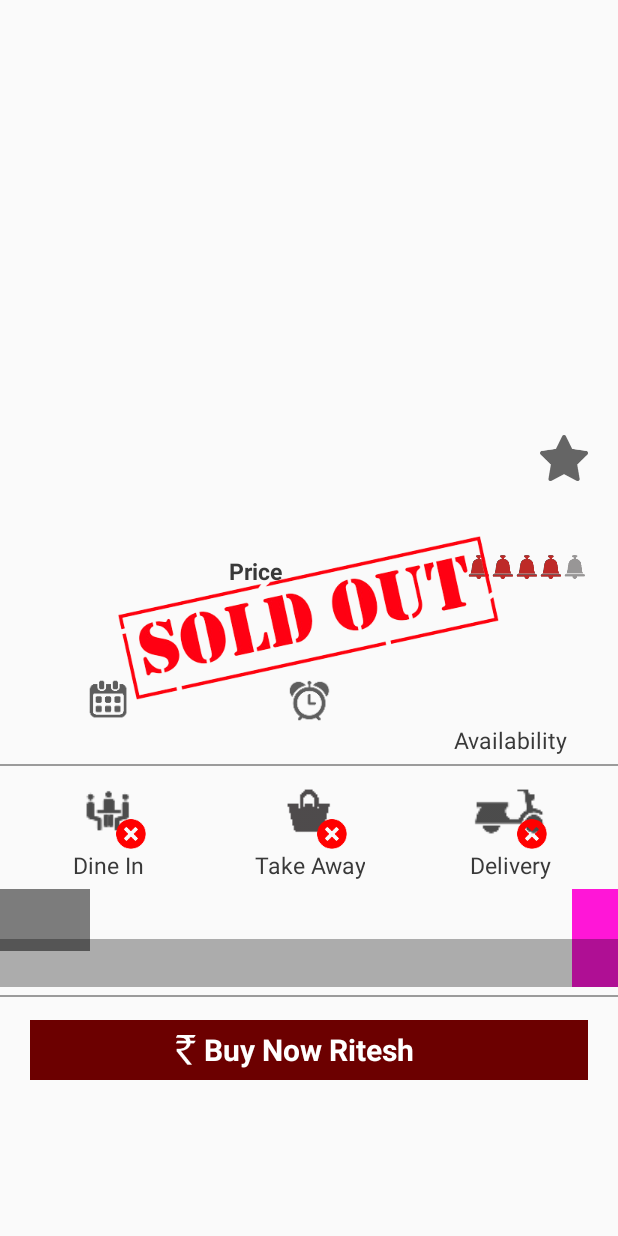
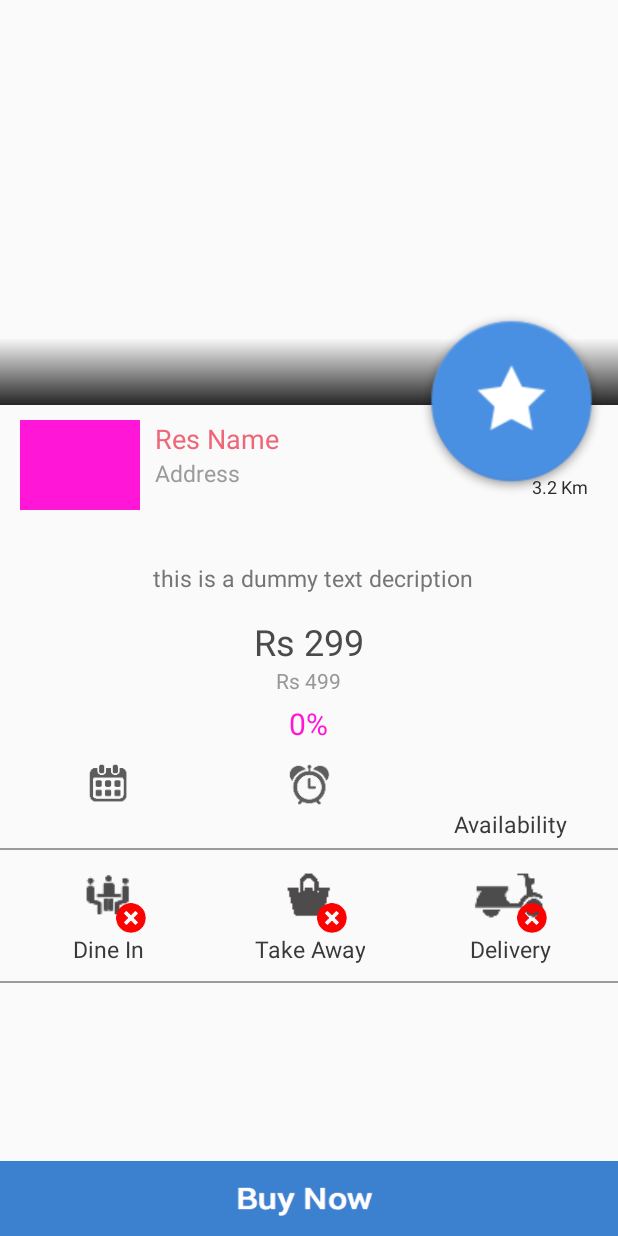
Before and after one commit to Yuva11/hb_android, an Android app: the layout adapter_viewflow.xml on its own in the app's theme, with its tools: preview values and no code run, on a phone screen of 412 x 824 dp. Run offline under Robolectric (Android 15) with nearby library versions, the phone set to English and light mode, and no system bars; network calls fail.

Commit message:
Best Pick Detail work in progress

```diff
--- a/app/src/main/java/com/HungryBells/activity/DealsActivity.java
+++ b/app/src/main/java/com/HungryBells/activity/DealsActivity.java
@@ -150,6 +150,8 @@ public class DealsActivity extends UserActivity implements
             finish();
         }
     }
+
+
     /*
     * get location longitude & latitude from user
     * Searching deals
@@ -491,6 +493,23 @@ public class DealsActivity extends UserActivity implements
         viewadvertisement.putExtras(bundle);
         startActivitiesUser(viewadvertisement, this);
     }
+
+
+
+    /*
+    * Navigate to dealsview page
+    * parcelling current index to set page
+    * */
+    public void dealsViewPage(int index) {
+        Intent viewDeals = new Intent(this, ViewDealsActivity.class);
+        Bundle bundle = new Bundle();
+        bundle.putSerializable("Deals", index);
+        viewDeals.putExtras(bundle);
+        appState.setSelectedItem(0);
+        startActivitiesUser(viewDeals, this);
+    }
+
+
     /*
     * Navigate to couponview  page
     * parcelling current index to set page
@@ -504,18 +523,7 @@ public class DealsActivity extends UserActivity implements
         startActivitiesUser(viewCoupons, this);
     }
 
-/*
-* Navigate to dealsview page
-* parcelling current index to set page
-* */
-    public void dealsViewPage(int index) {
-        Intent viewDeals = new Intent(this, ViewDealsActivity.class);
-        Bundle bundle = new Bundle();
-        bundle.putSerializable("Deals", index);
-        viewDeals.putExtras(bundle);
-        appState.setSelectedItem(0);
-        startActivitiesUser(viewDeals, this);
-    }
+
   /* Concrete method from useractivity used to receive datas from HB Server*/
     @Override
     public void processMessage(Bundle message, ServiceListenerType what) {
--- /dev/null
+++ b/app/src/main/res/drawable/round_rect_off_percentage.xml
@@ -0,0 +1,13 @@
+<?xml version="1.0" encoding="utf-8"?>
+<selector xmlns:android="http://schemas.android.com/apk/res/android">
+    <shape xmlns:android="http://schemas.android.com/apk/res/android"
+        android:shape="rectangle" >
+
+        <solid android:color="#ff3bda04" />
+        <corners
+            android:bottomLeftRadius="8dp"
+            android:bottomRightRadius="8dp"
+            android:topLeftRadius="8dp"
+            android:topRightRadius="8dp" />
+    </shape>
+</selector>
--- a/app/src/main/res/layout/activity_viewcoupon.xml
+++ b/app/src/main/res/layout/activity_viewcoupon.xml
@@ -8,14 +8,17 @@
     <RelativeLayout
         android:layout_width="match_parent"
         android:layout_height="fill_parent"
-        android:layout_marginBottom="60dp" >
+        android:layout_marginBottom="48dp" >
 
         <android.support.v4.view.ViewPager
             android:id="@+id/pager"
             android:layout_width="match_parent"
-            android:layout_height="match_parent" >
+            android:layout_height="match_parent"
+            android:layout_alignParentBottom="true">
         </android.support.v4.view.ViewPager>
     </RelativeLayout>
+
+
 
     <LinearLayout
         android:layout_width="match_parent"
@@ -94,4 +97,6 @@
         </LinearLayout>
     </LinearLayout>
 
+
+
 </RelativeLayout>
--- a/app/src/main/res/layout/adapter_viewflow.xml
+++ b/app/src/main/res/layout/adapter_viewflow.xml
@@ -7,17 +7,41 @@
     <RelativeLayout
         android:id="@+id/viewfullLayoyt"
         android:layout_width="match_parent"
-        android:layout_height="match_parent" >
+        android:layout_height="fill_parent"
+        android:layout_marginBottom="48dp" >
 
         <ScrollView
             android:layout_width="match_parent"
             android:layout_height="match_parent"
             android:layout_alignParentLeft="true" >
 
+            <RelativeLayout
+                android:layout_width="fill_parent"
+                android:layout_height="fill_parent">
+
                 <LinearLayout
                     android:layout_width="match_parent"
                     android:layout_height="wrap_content"
                     android:orientation="vertical" >
+
+                    <RelativeLayout
+                        android:layout_width="wrap_content"
+                        android:layout_height="270dp">
+
+                        <ImageView
+                            android:id="@+id/imageViewitemimg"
+                            android:layout_width="match_parent"
+                            android:layout_height="270dp"
+                            android:scaleType="centerCrop" />
+
+                        <View
+                            android:layout_width="match_parent"
+                            android:layout_height="45dp"
+                            android:layout_marginTop="225dp"
+                            android:alpha="0.95"
+                            android:background="@drawable/gradiant_black_to_transparent"/>
+
+                    </RelativeLayout>
 
                     <!--
                     <com.HungryBells.util.ScaledImageView
@@ -26,11 +50,7 @@
                         android:layout_height="250dp"
                         android:scaleType="centerCrop"/>
                         -->
-                <ImageView
-                    android:id="@+id/imageViewitemimg"
-                    android:layout_width="match_parent"
-                    android:layout_height="270dp"
-                    android:scaleType="centerCrop"/>
+
 
                     <LinearLayout
                         android:layout_width="match_parent"
@@ -38,15 +58,16 @@
                         android:baselineAligned="false"
                         android:orientation="horizontal"
                         android:paddingLeft="3dp"
-                    >
+                        android:layout_marginTop="10dp">
 
                         <ImageView
                             android:id="@+id/imageViewviewlogo"
-                        android:layout_width="match_parent"
-                        android:layout_height="match_parent"
-                        android:layout_weight="3"
-                        android:adjustViewBounds="true"
-                        android:contentDescription="@string/app_name" />
+                            android:layout_width="80dp"
+                            android:layout_height="60dp"
+                            android:adjustViewBounds="false"
+                            android:contentDescription="@string/app_name"
+                            android:layout_marginLeft="10dp"
+                            android:background="#ffff16d7" />
 
                         <LinearLayout
                             android:layout_width="match_parent"
@@ -58,34 +79,24 @@
                                 android:layout_width="match_parent"
                                 android:layout_height="match_parent" >
 
-                            <ImageView
-                                android:id="@+id/imageViewfavrest"
-                                android:layout_width="wrap_content"
-                                android:layout_height="wrap_content"
-                                android:layout_alignParentRight="true"
-                                android:layout_marginRight="10dp"
-                                android:layout_marginTop="10dp"
-                                android:contentDescription="@string/app_name"
-                                android:padding="10dp"
-                                android:src="@drawable/favunstar" />
-
                                 <LinearLayout
-                                android:layout_width="match_parent"
+                                    android:layout_width="180dp"
                                     android:layout_height="wrap_content"
                                     android:layout_alignParentLeft="true"
-                                android:layout_margin="5dp"
-                                android:layout_toLeftOf="@+id/imageViewfavrest"
+
                                     android:orientation="vertical"
-                                android:paddingBottom="5dp" >
+                                    android:paddingBottom="5dp"
+                                    android:layout_marginLeft="10dp">
 
                                     <TextView
                                         android:id="@+id/textViewRestName"
                                         android:layout_width="wrap_content"
                                         android:layout_height="wrap_content"
                                         android:singleLine="true"
-                                    android:textColor="#d21615"
+                                        android:textColor="#ED6778"
                                         android:textSize="18sp"
-                                    android:textStyle="bold" />
+                                        android:textStyle="normal"
+                                        android:text="Res Name" />
 
                                     <TextView
                                         android:id="@+id/textViewRestaddress"
@@ -93,9 +104,29 @@
                                         android:layout_height="wrap_content"
                                         android:maxLines="3"
                                         android:minLines="3"
-                                    android:textColor="#676767"
-                                    android:textSize="15sp" />
+                                        android:textColor="#ff9b9b9b"
+                                        android:textSize="15sp"
+                                        android:text="Address" />
                                 </LinearLayout>
+
+                                <TextView
+                                    android:id="@+id/findDistance"
+                                    android:layout_width="wrap_content"
+                                    android:layout_height="wrap_content"
+                                    android:layout_alignParentLeft="false"
+                                    android:layout_alignParentTop="true"
+                                    android:paddingBottom="10dp"
+                                    android:paddingLeft="0dp"
+                                    android:paddingRight="10dp"
+                                    android:paddingTop="16dp"
+                                    android:singleLine="true"
+                                    android:textColor="#ff2b2b2b"
+                                    android:textSize="12sp"
+                                    android:textStyle="normal"
+                                    android:layout_alignParentRight="true"
+                                    android:layout_marginTop="20dp"
+                                    android:layout_marginRight="10dp"
+                                    android:text="3.2 Km" />
                             </RelativeLayout>
                         </LinearLayout>
                     </LinearLayout>
@@ -109,45 +140,68 @@
                         android:baselineAligned="false" >
 
                         <LinearLayout
-                        android:layout_width="wrap_content"
-                        android:layout_height="wrap_content"
+                            android:layout_width="match_parent"
+                            android:layout_height="match_parent"
                             android:baselineAligned="false"
                             android:orientation="vertical"
                             android:layout_alignParentTop="true"
-                        android:layout_alignParentLeft="true"
-                        android:layout_marginLeft="130dp">
+                            android:layout_alignParentLeft="true">
 
                             <TextView
-                            android:id="@+id/textViewpricetagtext"
+                                android:id="@+id/textViewdiscription"
                                 android:layout_width="wrap_content"
                                 android:layout_height="wrap_content"
-                            android:layout_gravity="center_vertical"
-                            android:layout_marginLeft="17dp"
-                            android:text="Price"
-                            android:textColor="#393939"
+                                android:layout_alignParentBottom="true"
+                                android:maxLines="3"
+                                android:paddingBottom="5dp"
+                                android:paddingLeft="15dp"
+                                android:paddingRight="10dp"
+                                android:paddingTop="5dp"
+                                android:textColor="#ff757575"
                                 android:textSize="15sp"
-                            android:textStyle="bold" />
+                                android:text="this is a dummy text decription"
+                                android:layout_gravity="center" />
+
+                            <TextView
+                                android:id="@+id/textViewviewnewprice"
+                                android:layout_width="wrap_content"
+                                android:layout_height="wrap_content"
+                                android:layout_gravity="center"
+                                android:layout_marginLeft="0dp"
+                                android:textColor="#4A4A4A"
+                                android:textSize="24sp"
+                                android:textStyle="normal"
+                                android:text="Rs 299"
+                                android:layout_marginTop="10dp" />
 
                             <TextView
                                 android:id="@+id/textViewvieworiginaltext"
                                 android:layout_width="wrap_content"
                                 android:layout_height="wrap_content"
-                            android:layout_gravity="center_vertical"
-                            android:layout_marginLeft="10dp"
-                            android:textColor="#6b6b6b"
-                            android:textStyle="bold" />
+                                android:layout_gravity="center"
+                                android:layout_marginLeft="0dp"
+                                android:textColor="#979797"
+                                android:textStyle="normal"
+                                android:text="Rs 499"
+                                android:textAlignment="center"/>
 
                             <TextView
-                            android:id="@+id/textViewviewnewprice"
+                                android:id="@+id/textViewdiscount"
                                 android:layout_width="wrap_content"
                                 android:layout_height="wrap_content"
-                            android:layout_gravity="center_vertical"
-                            android:layout_marginLeft="10dp"
-                            android:textColor="#579100"
-                            android:textSize="25sp"
-                            android:textStyle="bold" />
+                                android:layout_alignParentRight="true"
+                                android:layout_alignParentTop="true"
+                                android:padding="5dp"
+                                android:textColor="#ffff16d7"
+                                android:textSize="20sp"
+                                android:textStyle="normal"
+                                android:layout_gravity="center"
+                                android:text="0%" />
+
+
                         </LinearLayout>
 
+                        <!--
                         <RatingBar
                             android:id="@+id/ratingBar1"
                             style="@style/ratingBar"
@@ -160,6 +214,7 @@
                             android:isIndicator="true"
                             android:numStars="5"
                             android:rating="4.0" />
+                            -->
                     </RelativeLayout>
 
                     <LinearLayout
@@ -421,59 +476,6 @@
                         </LinearLayout>
                     </LinearLayout>
 
-                <RelativeLayout
-                    android:layout_width="match_parent"
-                    android:layout_height="wrap_content" >
-
-                    <RelativeLayout
-                        android:id="@+id/discount"
-                        android:layout_width="match_parent"
-                        android:layout_height="wrap_content" >
-
-                        <TextView
-                            android:id="@+id/textViewdiscount"
-                            android:layout_width="wrap_content"
-                            android:layout_height="wrap_content"
-                            android:layout_alignParentRight="true"
-                            android:layout_alignParentTop="true"
-                            android:background="#ffff16d7"
-                            android:padding="15dp"
-                            android:textColor="#ffffff"
-                            android:textSize="25sp"
-                            android:textStyle="bold" />
-                    </RelativeLayout>
-
-                    <TextView
-                        android:id="@+id/findDistance"
-                        android:layout_width="wrap_content"
-                        android:layout_height="wrap_content"
-                        android:layout_alignParentLeft="true"
-                        android:layout_alignParentTop="true"
-                        android:background="#80000000"
-                        android:paddingBottom="10dp"
-                        android:paddingLeft="30dp"
-                        android:paddingRight="30dp"
-                        android:paddingTop="10dp"
-                        android:singleLine="true"
-                        android:textColor="#fff"
-                        android:textSize="15sp"
-                        android:textStyle="bold" />
-
-                    <TextView
-                        android:id="@+id/textViewdiscription"
-                        android:layout_width="match_parent"
-                        android:layout_height="wrap_content"
-                        android:layout_alignParentBottom="true"
-                        android:background="#50000000"
-                        android:maxLines="3"
-                        android:paddingBottom="5dp"
-                        android:paddingLeft="15dp"
-                        android:paddingRight="10dp"
-                        android:paddingTop="5dp"
-                        android:textColor="#ffffff"
-                        android:textSize="15sp" />
-                </RelativeLayout>
-
                     <View
                         android:layout_width="match_parent"
                         android:layout_height="1dp"
@@ -486,6 +488,7 @@
                         android:layout_height="wrap_content"
                         android:orientation="vertical" >
 
+                        <!--
                         <RelativeLayout
                             android:id="@+id/buythisdeal"
                             android:layout_width="match_parent"
@@ -514,6 +517,7 @@
                                 android:layout_toLeftOf="@+id/textViewbuynow"
                                 android:src="@drawable/buynow" />
                         </RelativeLayout>
+                        -->
 
                         <View
                             android:layout_width="match_parent"
@@ -521,14 +525,42 @@
                     </LinearLayout>
 
                 </LinearLayout>
+
+
+                <ImageView
+                    android:id="@+id/imageViewfavrest"
+                    android:layout_width="wrap_content"
+                    android:layout_height="wrap_content"
+                    android:layout_alignParentRight="true"
+                    android:layout_marginRight="0dp"
+                    android:layout_marginTop="195dp"
+                    android:contentDescription="@string/app_name"
+                    android:padding="10dp"
+                    android:src="@drawable/bookmark"
+                    android:layout_marginLeft="270dp" />
+
+
+            </RelativeLayout>
         </ScrollView>
+
     </RelativeLayout>
+
+
+    <RelativeLayout
+        android:id="@+id/buythisdeal"
+        android:layout_width="fill_parent"
+        android:layout_height="50dp"
+        android:layout_alignParentBottom="true"
+        android:layout_alignParentLeft="true"
+        android:background="@drawable/buy_now"
+        android:baselineAligned="false" />
 
     <ImageView
         android:id="@+id/imageViewviewsoldout"
         android:layout_width="wrap_content"
         android:layout_height="wrap_content"
         android:layout_centerInParent="true"
-        android:src="@drawable/sold_out" />
+        android:src="@drawable/sold_out"
+        android:visibility="gone" />
 
 </RelativeLayout>
--- a/app/src/main/res/layout/fragment_viewdeals.xml
+++ b/app/src/main/res/layout/fragment_viewdeals.xml
@@ -9,7 +9,7 @@
     <RelativeLayout
         android:layout_width="match_parent"
         android:layout_height="fill_parent"
-        android:layout_marginBottom="60dp" >
+        android:layout_marginBottom="0dp" >
 
         <android.support.v4.view.ViewPager
             android:id="@+id/pager"
@@ -18,6 +18,8 @@
         </android.support.v4.view.ViewPager>
     </RelativeLayout>
 
+
+    <!--
     <LinearLayout
         android:layout_width="match_parent"
         android:layout_height="60dp"
@@ -95,6 +97,9 @@
         </LinearLayout>
     </LinearLayout>
 
+    -->
+
+
     <LinearLayout
         android:id="@+id/undobar"
         style="@style/UndoBar"
@@ -130,4 +135,5 @@
             android:visibility="gone" />
     </LinearLayout>
 
+
 </RelativeLayout>
```
Also changed, not shown: app/src/main/java/com/HungryBells/fragments/ViewDealsFragment.java (+14 -12 lines), app/src/main/res/drawable/bookmark.png (added), app/src/main/res/drawable/buy_now.png (added), 3 other files. Lines whose indentation alone changed are shown as unchanged.
